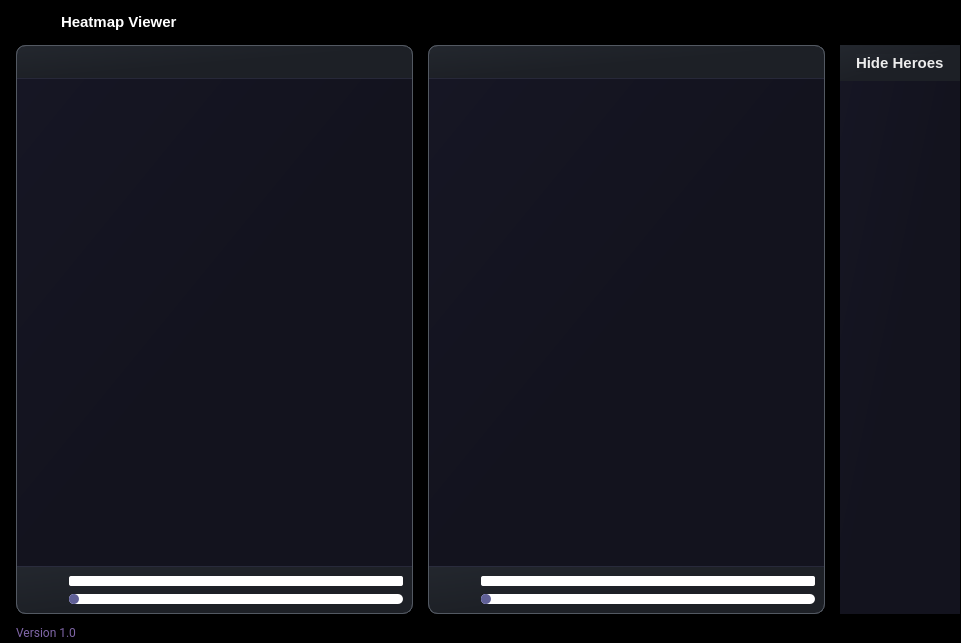
Old version of the form ui/pages/hmap_viewer.ui in the repository elian-olbz/mlbb-drafting-and-simulation-tools.
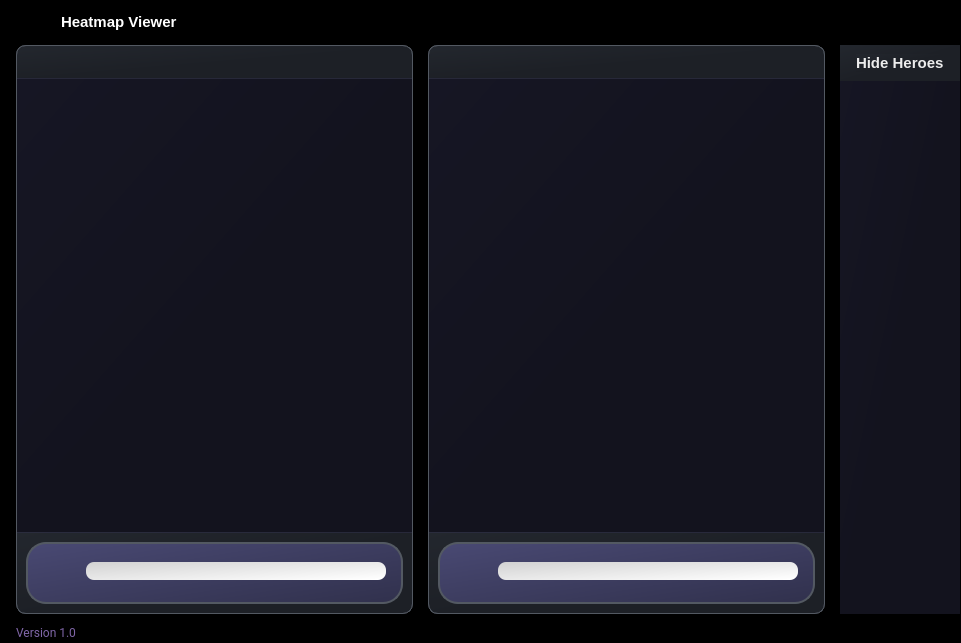
New version of the form. Icons and pictures are not drawn.

Commit message: Changed sliders and progress bars design. Commented out model prediction and draft state print statements. Organized repeated lines of codes. Added revalidate_selected_hero() in QD.

What changed in the file:
```diff
--- a/ui/pages/hmap_viewer.ui
+++ b/ui/pages/hmap_viewer.ui
@@ -578,47 +578,40 @@
                            <property name="styleSheet">
                             <string notr="true">QProgressBar
 {
-background-color: rgb(255, 255, 255);
-border-radius: 2px;
+padding: 3px 5px;
+background-color: qlineargradient(spread:pad, x2:1, y1:0, x1:0, y2:1, stop:0 rgba(210, 210, 210, 255), stop:0.971368 rgba(255, 255, 255, 255));
+
+border-radius: 8px;
 color: transparent;
 }
 QProgressBar::chunk 
 {
-background-color: rgb(170, 170, 255);
-border-radius :2px;
+background-color: qlineargradient(spread:pad, x2:1, y1:0, x1:0, y2:1, stop:0 rgba(138, 85, 244, 255), stop:0.571368 rgba(170, 170, 255, 255));
+border-radius : 2px;
 } 
-/*//////////////////////////////////////////////////////////////////////////////////////////////////////////*/
 
-QSlider {
-    min-height: 10px;
-}
 
 QSlider::groove:horizontal {
     border: 0px;
-    background: white;
-    height: 10px;
-    border-radius: 5px;
+    background-color: transparent;
+    height: 18px;
+    border-radius: 6px;
 }
 
 QSlider::handle {
-	background-color: #606097;
-    height: 10px;
-    width: 10px;
-    border-radius: 5px;
+	background-color: #3f3f64;
+    height: 16px;
+    width: 16px;
+    border-radius: 8px;
+	image: url(:/icons/icons/droplet.svg);
+	image: url(:/icons/icons/triangle.svg);
 }
 
 QSlider::sub-page:horizontal {
-    
-	background-color: rgb(170, 170, 255);
-    border-top-left-radius: 5px;
-    border-bottom-left-radius: 5px;
+	background-color: transparent;
 }
 
-QRangeSlider {
-    qproperty-barColor: qlineargradient(x1:0, y1:0, x2:1, y2:1, stop:0 #227, stop:1 #77a);
-}
-
-
+/*/////////////////////////////////////////*/
 QPushButton{
 text-align:center;
 padding: 5px 5px;
@@ -789,16 +782,35 @@
                                 </widget>
                                </item>
                                <item>
+                                <widget class="QFrame" name="frame_4">
+                                 <property name="styleSheet">
+                                  <string notr="true">QFrame #frame_4{
+background-color: qlineargradient(spread:pad, x1:0, y1:0, x2:1, y2:1, stop:0 rgba(35, 39, 46, 255), stop:0.521368 rgba(29, 32, 38, 255));
+border-bottom-left-radius:10px;
+border-bottom-right-radius:10px;
+border: 1px solid;
+border-color: rgb(83, 89, 98);
+border-top-color: transparent;
+}</string>
+                                 </property>
+                                 <property name="frameShape">
+                                  <enum>QFrame::StyledPanel</enum>
+                                 </property>
+                                 <property name="frameShadow">
+                                  <enum>QFrame::Raised</enum>
+                                 </property>
+                                 <layout class="QVBoxLayout" name="verticalLayout_15">
+                                  <item alignment="Qt::AlignVCenter">
                                 <widget class="QFrame" name="frame_8">
                                  <property name="styleSheet">
                                   <string notr="true">QFrame #frame_8{
-background-color: qlineargradient(spread:pad, x1:0, y1:0, x2:1, y2:1, stop:0 rgba(35, 39, 46, 255), stop:0.521368 rgba(29, 32, 38, 255));
-border-bottom-left-radius:10px;
-border-bottom-right-radius:10px;
-border: 1px solid;
+background-color: qlineargradient(spread:pad, x1:0, y1:0, x2:1, y2:1, stop:0 rgba(73, 73, 115, 255), stop:0.991368 rgba(49, 49, 77, 255));
+border-radius: 20px;
+border: 2px solid;
 border-color: rgb(83, 89, 98);
-border-top-color: transparent;
-}</string>
+}
+
+</string>
                                  </property>
                                  <property name="frameShape">
                                   <enum>QFrame::StyledPanel</enum>
@@ -808,21 +820,47 @@
                                  </property>
                                  <layout class="QHBoxLayout" name="horizontalLayout_6">
                                   <property name="spacing">
-                                   <number>6</number>
-                                  </property>
-                                  <property name="leftMargin">
                                    <number>4</number>
                                   </property>
+                                     <property name="leftMargin">
+                                      <number>8</number>
+                                     </property>
+                                     <property name="topMargin">
+                                      <number>6</number>
+                                     </property>
+                                     <property name="rightMargin">
+                                      <number>15</number>
+                                     </property>
                                   <property name="bottomMargin">
                                    <number>6</number>
                                   </property>
-                                  <item alignment="Qt::AlignLeft">
+                                     <item alignment="Qt::AlignHCenter|Qt::AlignTop">
                                    <widget class="QPushButton" name="video_play_btn">
+                                       <property name="minimumSize">
+                                        <size>
+                                         <width>46</width>
+                                         <height>46</height>
+                                        </size>
+                                       </property>
                                     <property name="toolTip">
                                      <string>Start</string>
                                     </property>
                                     <property name="styleSheet">
-                                     <string notr="true"/>
+                                        <string notr="true">QPushButton{
+image: url(:/icons/icons/play-circle.svg);
+text-align:center;
+padding: 4px 4px;
+border-radius: 23px;
+}
+
+QPushButton:hover {
+    background-color:  #57578a;
+}
+
+QPushButton:pressed {	
+	background-color:  #7676b2;
+    color: rgb(255, 255, 255);
+}</string>
                                     </property>
                                     <property name="text">
                                      <string/>
@@ -833,14 +871,14 @@
                                     </property>
                                     <property name="iconSize">
                                      <size>
-                                      <width>22</width>
-                                      <height>22</height>
+                                         <width>0</width>
+                                         <height>0</height>
                                      </size>
                                     </property>
                                    </widget>
                                   </item>
-                                  <item>
-                                   <widget class="QFrame" name="frame_4">
+                                     <item alignment="Qt::AlignVCenter">
+                                      <widget class="QFrame" name="frame_12">
                                     <property name="frameShape">
                                      <enum>QFrame::StyledPanel</enum>
                                     </property>
@@ -849,13 +887,13 @@
                                     </property>
                                     <layout class="QVBoxLayout" name="verticalLayout_8">
                                      <property name="spacing">
-                                      <number>6</number>
+                                         <number>3</number>
                                      </property>
                                      <property name="leftMargin">
                                       <number>0</number>
                                      </property>
                                      <property name="topMargin">
-                                      <number>0</number>
+                                         <number>6</number>
                                      </property>
                                      <property name="rightMargin">
                                       <number>0</number>
@@ -865,6 +903,12 @@
                                      </property>
                                      <item>
                                       <widget class="QProgressBar" name="video_bar">
+                                          <property name="minimumSize">
+                                           <size>
+                                            <width>0</width>
+                                            <height>18</height>
+                                           </size>
+                                          </property>
                                        <property name="maximumSize">
                                         <size>
                                          <width>16777215</width>
@@ -884,9 +928,12 @@
                                        <property name="minimumSize">
                                         <size>
                                          <width>0</width>
-                                         <height>10</height>
-                                        </size>
-                                       </property>
+                                            <height>0</height>
+                                           </size>
+                                          </property>
+                                          <property name="styleSheet">
+                                           <string notr="true"/>
+                                          </property>
                                        <property name="minimum">
                                         <number>0</number>
                                        </property>
@@ -902,6 +949,9 @@
                                        <property name="orientation">
                                         <enum>Qt::Horizontal</enum>
                                        </property>
+                                         </widget>
+                                        </item>
+                                       </layout>
                                       </widget>
                                      </item>
                                     </layout>
@@ -1061,40 +1111,35 @@
                                 </widget>
                                </item>
                                <item>
-                                <widget class="QFrame" name="frame_16">
+                                <widget class="QFrame" name="frame_7">
+                                 <property name="styleSheet">
+                                  <string notr="true">QFrame #frame_7{
+background-color: qlineargradient(spread:pad, x1:0, y1:0, x2:1, y2:1, stop:0 rgba(35, 39, 46, 255), stop:0.521368 rgba(29, 32, 38, 255));
+border-bottom-left-radius:10px;
+border-bottom-right-radius:10px;
+border: 1px solid;
+border-color: rgb(83, 89, 98);
+border-top-color: transparent;
+}</string>
+                                 </property>
                                  <property name="frameShape">
                                   <enum>QFrame::StyledPanel</enum>
                                  </property>
                                  <property name="frameShadow">
                                   <enum>QFrame::Raised</enum>
                                  </property>
-                                 <layout class="QVBoxLayout" name="verticalLayout_11">
-                                  <property name="spacing">
-                                   <number>0</number>
-                                  </property>
-                                  <property name="leftMargin">
-                                   <number>0</number>
-                                  </property>
-                                  <property name="topMargin">
-                                   <number>0</number>
-                                  </property>
-                                  <property name="rightMargin">
-                                   <number>0</number>
-                                  </property>
-                                  <property name="bottomMargin">
-                                   <number>0</number>
-                                  </property>
+                                 <layout class="QHBoxLayout" name="horizontalLayout_12">
                                   <item>
                                    <widget class="QFrame" name="frame_10">
                                     <property name="styleSheet">
                                      <string notr="true">QFrame #frame_10{
-background-color: qlineargradient(spread:pad, x1:0, y1:0, x2:1, y2:1, stop:0 rgba(35, 39, 46, 255), stop:0.521368 rgba(29, 32, 38, 255));
-border-bottom-left-radius:10px;
-border-bottom-right-radius:10px;
-border: 1px solid;
+background-color: qlineargradient(spread:pad, x1:0, y1:0, x2:1, y2:1, stop:0 rgba(73, 73, 115, 255), stop:0.991368 rgba(49, 49, 77, 255));
+border-radius: 20px;
+border: 2px solid;
 border-color: rgb(83, 89, 98);
-border-top-color: transparent;
-}</string>
+}
+
+</string>
                                     </property>
                                     <property name="frameShape">
                                      <enum>QFrame::StyledPanel</enum>
@@ -1104,21 +1149,47 @@
                                     </property>
                                     <layout class="QHBoxLayout" name="horizontalLayout_8">
                                      <property name="spacing">
-                                      <number>6</number>
-                                     </property>
-                                     <property name="leftMargin">
                                       <number>4</number>
                                      </property>
+                                     <property name="leftMargin">
+                                      <number>8</number>
+                                     </property>
+                                     <property name="topMargin">
+                                      <number>6</number>
+                                     </property>
+                                     <property name="rightMargin">
+                                      <number>15</number>
+                                     </property>
                                      <property name="bottomMargin">
                                       <number>6</number>
                                      </property>
-                                     <item>
+                                     <item alignment="Qt::AlignTop">
                                       <widget class="QPushButton" name="hmap_play_btn">
+                                       <property name="minimumSize">
+                                        <size>
+                                         <width>46</width>
+                                         <height>46</height>
+                                        </size>
+                                       </property>
                                        <property name="toolTip">
                                         <string>Start</string>
                                        </property>
                                        <property name="styleSheet">
-                                        <string notr="true"/>
+                                        <string notr="true">QPushButton{
+image: url(:/icons/icons/play-circle.svg);
+text-align:center;
+padding: 4px 4px;
+border-radius: 23px;
+}
+
+QPushButton:hover {
+    background-color:  #57578a;
+}
+
+QPushButton:pressed {	
+	background-color:  #7676b2;
+    color: rgb(255, 255, 255);
+}</string>
                                        </property>
                                        <property name="text">
                                         <string/>
@@ -1129,14 +1200,14 @@
                                        </property>
                                        <property name="iconSize">
                                         <size>
-                                         <width>22</width>
-                                         <height>22</height>
+                                         <width>0</width>
+                                         <height>0</height>
                                         </size>
                                        </property>
                                       </widget>
                                      </item>
-                                     <item>
-                                      <widget class="QFrame" name="frame_7">
+                                     <item alignment="Qt::AlignVCenter">
+                                      <widget class="QFrame" name="frame_13">
                                        <property name="frameShape">
                                         <enum>QFrame::StyledPanel</enum>
                                        </property>
@@ -1145,13 +1216,13 @@
                                        </property>
                                        <layout class="QVBoxLayout" name="verticalLayout_10">
                                         <property name="spacing">
-                                         <number>6</number>
+                                         <number>3</number>
                                         </property>
                                         <property name="leftMargin">
                                          <number>0</number>
                                         </property>
                                         <property name="topMargin">
-                                         <number>0</number>
+                                         <number>6</number>
                                         </property>
                                         <property name="rightMargin">
                                          <number>0</number>
@@ -1161,6 +1232,12 @@
                                         </property>
                                         <item>
                                          <widget class="QProgressBar" name="hmap_bar">
+                                          <property name="minimumSize">
+                                           <size>
+                                            <width>0</width>
+                                            <height>18</height>
+                                           </size>
+                                          </property>
                                           <property name="maximumSize">
                                            <size>
                                             <width>16777215</width>
@@ -1180,7 +1257,7 @@
                                           <property name="minimumSize">
                                            <size>
                                             <width>0</width>
-                                            <height>10</height>
+                                            <height>0</height>
                                            </size>
                                           </property>
                                           <property name="minimum">
```
Left out of the diff: 45 changed lines with no effect on the pictures. Lines whose indentation alone changed are shown as unchanged. The commit also changes 12 other files.
